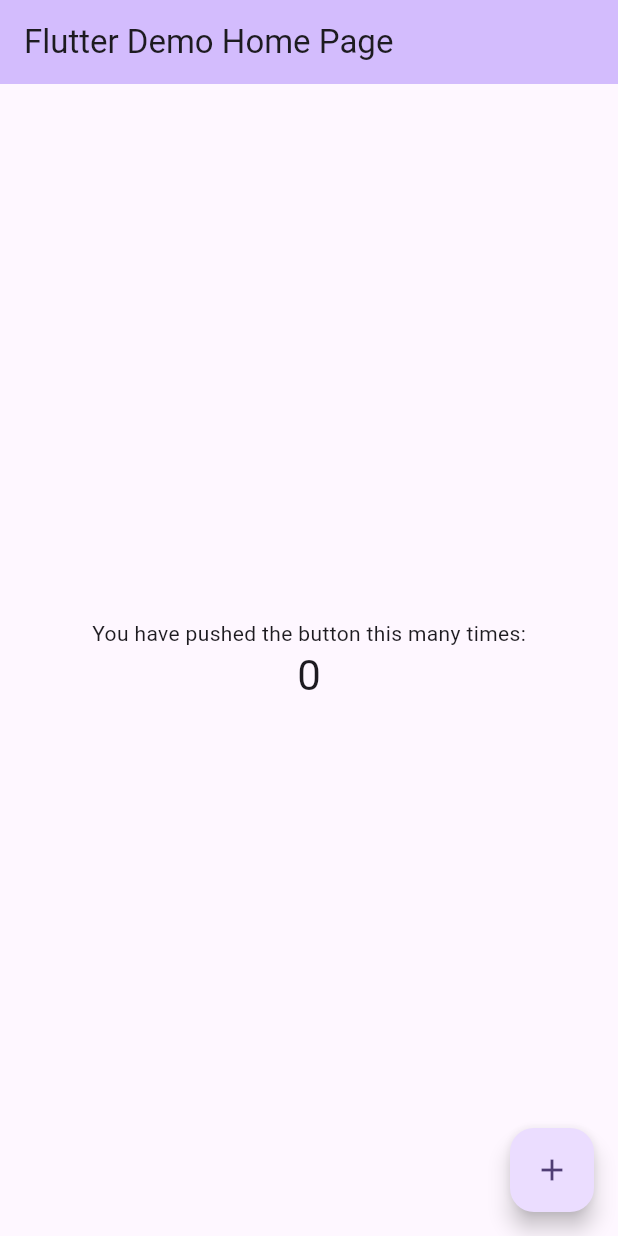
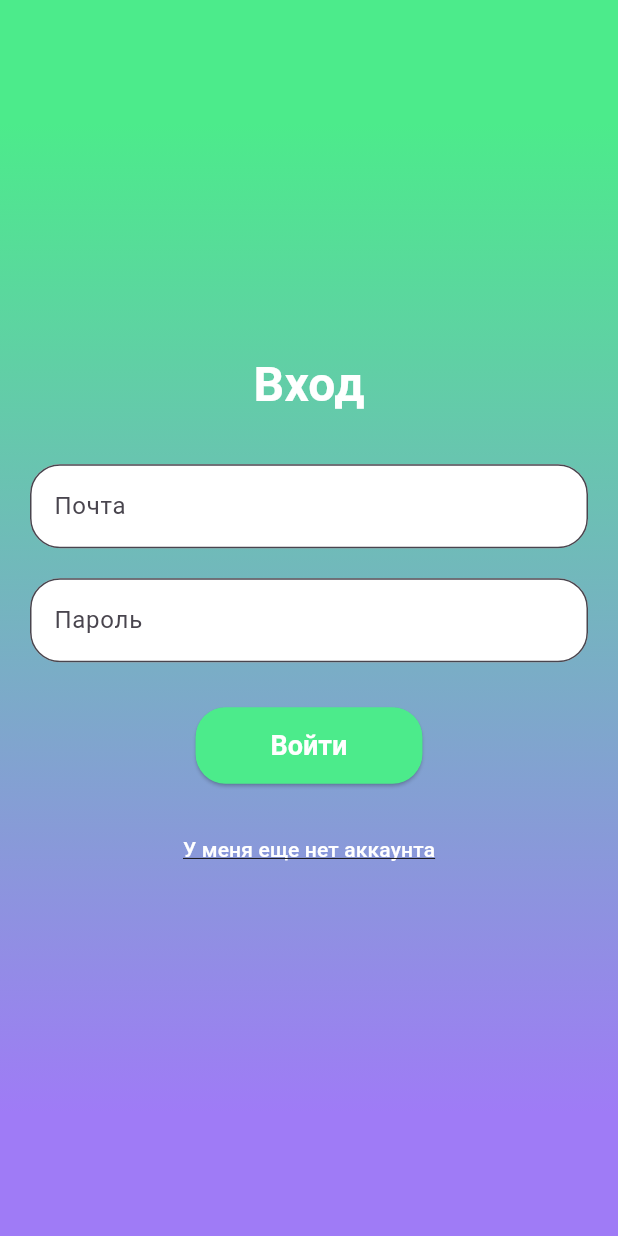
Before and after one commit to Andrey19742101/zc_dodiddone, a Flutter app: the screen it shows after launch, on a phone screen of 412 x 824 dp. Run offline on Flutter 3.47's test engine with Material 3 defaults, Android fonts, the phone set to English and light mode, and no system bars.

Commit message:
login page

```diff
--- a/lib/app/app.dart
+++ b/lib/app/app.dart
@@ -1,6 +1,7 @@
 import 'package:flutter/material.dart';
-import 'package:flutter/cupertino.dart';
-import 'package:zc_dodiddone/pages/my_home_page.dart';
+
+import '../pages/login_page.dart';
+import '../theme/theme.dart';
 
 class MyApp extends StatefulWidget {
   const MyApp({super.key});
@@ -14,11 +15,8 @@
   Widget build(BuildContext context) {
     return MaterialApp(
       title: 'Flutter Demo',
-      theme: ThemeData(
-        colorScheme: ColorScheme.fromSeed(seedColor: Colors.deepPurple),
-        useMaterial3: true,
-      ),
-      home: const MyHomePage(title: 'Flutter Demo Home Page'),
+      theme: DoDidDoneTheme.lightTheme,
+      home: const LoginPage(),
     );
   }
 }
--- /dev/null
+++ b/lib/pages/login_page.dart
@@ -0,0 +1,175 @@
+import 'package:flutter/material.dart';
+
+import '../theme/theme.dart';
+
+class LoginPage extends StatefulWidget {
+  const LoginPage({Key? key}) : super(key: key);
+
+  @override
+  State<LoginPage> createState() => _LoginPageState();
+}
+
+class _LoginPageState extends State<LoginPage> {
+  final _formKey = GlobalKey<FormState>();
+  final _emailController = TextEditingController();
+  final _passwordController = TextEditingController();
+  final _confirmPasswordController =
+      TextEditingController(); // Контроллер для подтверждения пароля
+  bool _isRegistration = false;
+
+  @override
+  void dispose() {
+    _emailController.dispose();
+    _passwordController.dispose();
+    _confirmPasswordController.dispose();
+    super.dispose();
+  }
+
+  @override
+  Widget build(BuildContext context) {
+    return Scaffold(
+      body: Container(
+        decoration: BoxDecoration(
+          gradient: LinearGradient(
+            begin: Alignment.topCenter,
+            end: Alignment.bottomCenter,
+            colors: _isRegistration
+                ? [
+                    DoDidDoneTheme.lightTheme.colorScheme.primary,
+                    DoDidDoneTheme.lightTheme.colorScheme.secondary,
+                  ]
+                : [
+                    DoDidDoneTheme.lightTheme.colorScheme.secondary,
+                    DoDidDoneTheme.lightTheme.colorScheme.primary,
+                  ],
+            stops: const [0.1, 0.9], // Primary занимает 90%
+          ),
+        ),
+        child: Padding(
+          padding: const EdgeInsets.all(20.0),
+          child: Form(
+            key: _formKey,
+            child: Column(
+              mainAxisAlignment: MainAxisAlignment.center,
+              children: [
+                Text(
+                  _isRegistration ? 'Регистрация' : 'Вход',
+                  style: TextStyle(
+                    fontSize: 32,
+                    fontWeight: FontWeight.bold,
+                    color: Colors.white,
+                  ),
+                ),
+                const SizedBox(height: 30),
+                TextFormField(
+                  controller: _emailController,
+                  decoration: const InputDecoration(
+                    hintText: 'Почта',
+                    filled: true,
+                    fillColor: Colors.white,
+                    border: OutlineInputBorder(
+                      borderRadius: BorderRadius.all(Radius.circular(20)),
+                    ),
+                  ),
+                  validator: (value) {
+                    if (value == null || value.isEmpty) {
+                      return 'Пожалуйста, введите email';
+                    }
+                    return null;
+                  },
+                ),
+                const SizedBox(height: 20),
+                TextFormField(
+                  controller: _passwordController,
+                  obscureText: true,
+                  decoration: const InputDecoration(
+                    hintText: 'Пароль',
+                    filled: true,
+                    fillColor: Colors.white,
+                    border: OutlineInputBorder(
+                      borderRadius: BorderRadius.all(Radius.circular(20)),
+                    ),
+                  ),
+                  validator: (value) {
+                    if (value == null || value.isEmpty) {
+                      return 'Пожалуйста, введите пароль';
+                    }
+                    return null;
+                  },
+                ),
+                // Поле для подтверждения пароля отображается только при регистрации
+                if (_isRegistration) const SizedBox(height: 20),
+                if (_isRegistration)
+                  TextFormField(
+                    controller: _confirmPasswordController,
+                    obscureText: true,
+                    decoration: const InputDecoration(
+                      hintText: 'Повторить пароль',
+                      filled: true,
+                      fillColor: Colors.white,
+                      border: OutlineInputBorder(
+                        borderRadius: BorderRadius.all(Radius.circular(20)),
+                      ),
+                    ),
+                    validator: (value) {
+                      if (value == null || value.isEmpty) {
+                        return 'Пожалуйста, повторите пароль';
+                      }
+                      if (value != _passwordController.text) {
+                        return 'Пароли не совпадают';
+                      }
+                      return null;
+                    },
+                  ),
+                const SizedBox(height: 30),
+                ElevatedButton(
+                  onPressed: () {
+                    if (_formKey.currentState!.validate()) {
+                      // Обработка входа/регистрации
+                      // ...
+                    }
+                  },
+                  style: ElevatedButton.styleFrom(
+                    backgroundColor: _isRegistration
+                        ? DoDidDoneTheme.lightTheme.colorScheme.primary
+                        : DoDidDoneTheme.lightTheme.colorScheme.secondary,
+                    padding: const EdgeInsets.symmetric(
+                        horizontal: 50, vertical: 15),
+                    textStyle: const TextStyle(
+                      fontSize: 18,
+                      fontWeight: FontWeight.bold,
+                    ),
+                    shape: RoundedRectangleBorder(
+                      borderRadius: BorderRadius.circular(20),
+                    ),
+                  ),
+                  child: Text(
+                    _isRegistration ? 'Зарегистрироваться' : 'Войти',
+                    style: const TextStyle(color: Colors.white),
+                  ),
+                ),
+                const SizedBox(height: 20),
+                TextButton(
+                  onPressed: () {
+                    setState(() {
+                      _isRegistration = !_isRegistration;
+                    });
+                  },
+                  child: Text(
+                    _isRegistration
+                        ? 'У меня уже есть аккаунт'
+                        : 'У меня еще нет аккаунта',
+                    style: TextStyle(
+                      color: Colors.white,
+                      decoration: TextDecoration.underline,
+                    ),
+                  ),
+                ),
+              ],
+            ),
+          ),
+        ),
+      ),
+    );
+  }
+}
--- a/lib/pages/my_home_page.dart
+++ /dev/null
@@ -1,50 +0,0 @@
-import 'package:flutter/material.dart';
-import 'package:flutter/cupertino.dart';
-
-class MyHomePage extends StatefulWidget {
-  const MyHomePage({super.key, required this.title});
-
-  final String title;
-
-  @override
-  State<MyHomePage> createState() => _MyHomePageState();
-}
-
-class _MyHomePageState extends State<MyHomePage> {
-  int _counter = 0;
-
-  void _incrementCounter() {
-    setState(() {
-      _counter++;
-    });
-  }
-
-  @override
-  Widget build(BuildContext context) {
-    return Scaffold(
-      appBar: AppBar(
-        backgroundColor: Theme.of(context).colorScheme.inversePrimary,
-        title: Text(widget.title),
-      ),
-      body: Center(
-        child: Column(
-          mainAxisAlignment: MainAxisAlignment.center,
-          children: <Widget>[
-            const Text(
-              'You have pushed the button this many times:',
-            ),
-            Text(
-              '$_counter',
-              style: Theme.of(context).textTheme.headlineMedium,
-            ),
-          ],
-        ),
-      ),
-      floatingActionButton: FloatingActionButton(
-        onPressed: _incrementCounter,
-        tooltip: 'Increment',
-        child: const Icon(Icons.add),
-      ),
-    );
-  }
-}
--- /dev/null
+++ b/lib/theme/theme.dart
@@ -0,0 +1,22 @@
+import 'package:flutter/material.dart';
+
+class DoDidDoneTheme {
+  static ThemeData lightTheme = ThemeData(
+    // Используем два основных цвета
+    colorScheme: ColorScheme.fromSeed(
+      seedColor: Color(0xFF9f7bf6), // Основной цвет #9f7bf6
+      brightness: Brightness.light,
+      primary: Color(0xFF9f7bf6), // Основной цвет #9f7bf6
+      secondary: Color(0xFF4ceb8b), // Вторичный цвет #4ceb8b
+    ),
+    useMaterial3: true,
+    // Добавляем стиль для кнопок
+    elevatedButtonTheme: ElevatedButtonThemeData(
+      style: ButtonStyle(
+        textStyle: MaterialStateProperty.all<TextStyle>(
+          const TextStyle(color: Colors.white), // Текст кнопок белый
+        ),
+      ),
+    ),
+  );
+}
```
